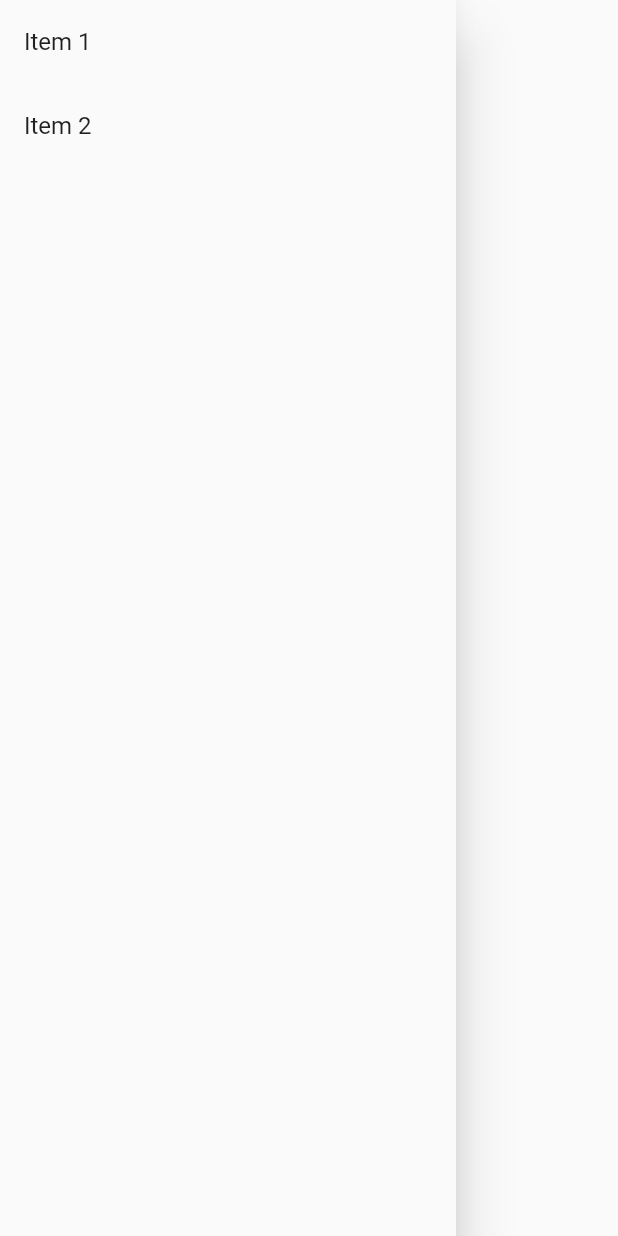
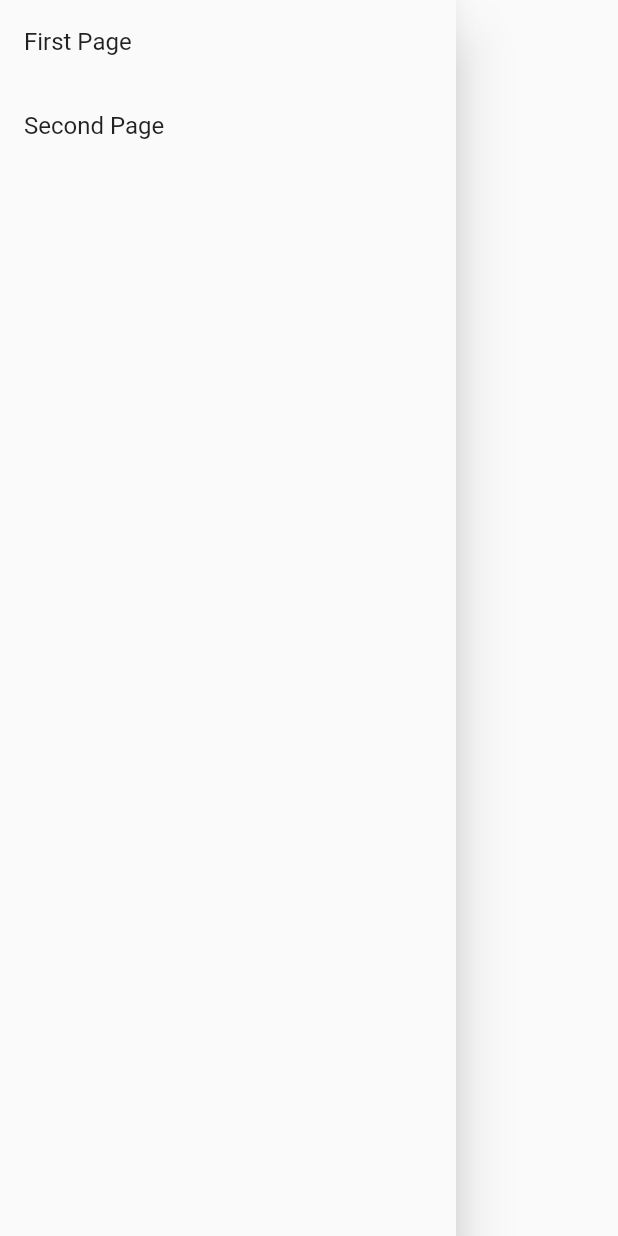
Before and after one commit to michmaloof7/ddsr, a Flutter app: the BaseDrawer widget shown alone on an empty page, opened directly, on a phone screen of 412 x 824 dp. Run offline on Flutter 3.47's test engine with Material 2 defaults, Android fonts, the phone set to English and light mode, and no system bars.

Commit message:
changed drawer button names

```diff
--- a/lib/main.dart
+++ b/lib/main.dart
@@ -38,7 +38,7 @@ class BaseDrawer extends StatelessWidget{
         padding: EdgeInsets.zero,
         children: <Widget>[
           ListTile(
-            title: Text('Item 1'),
+            title: Text('First Page'),
             onTap: (){
               if(currentRoute == '/') return;
               Navigator.pop(context);
@@ -46,7 +46,7 @@ class BaseDrawer extends StatelessWidget{
             }
           ),
           ListTile(
-            title: Text('Item 2'),
+            title: Text('Second Page'),
             onTap: (){
               if(currentRoute == '/second') return;
               Navigator.pop(context);
```
